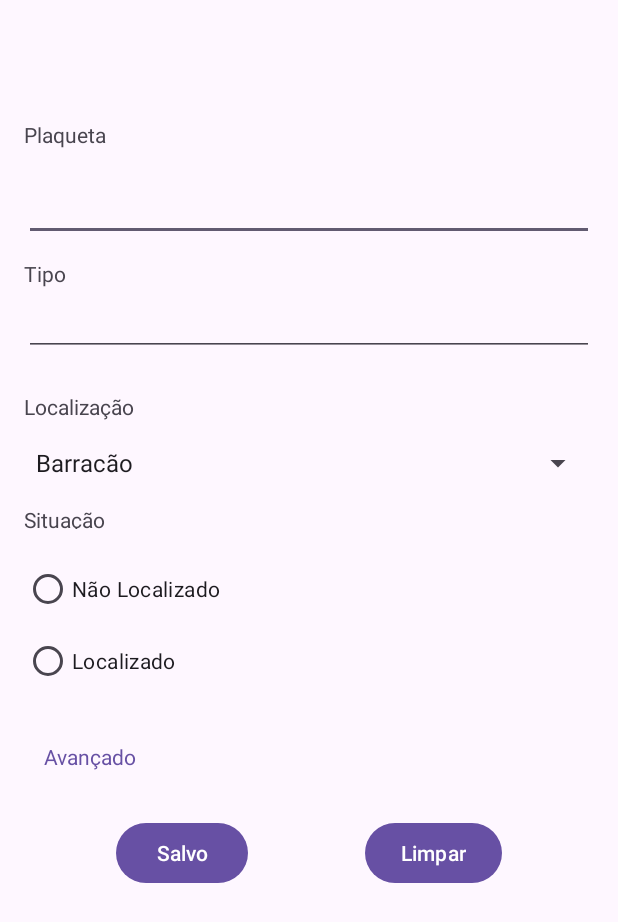
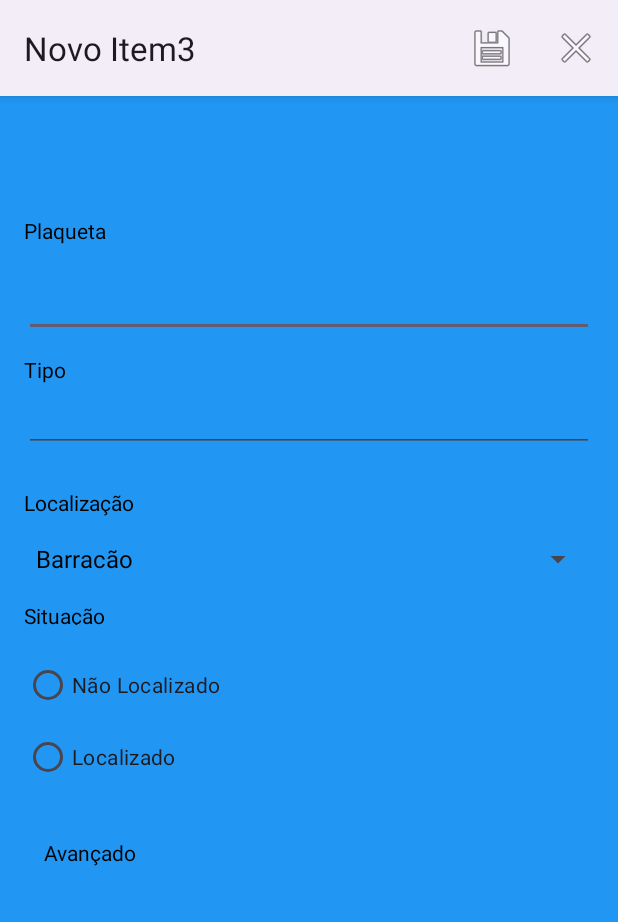
Before and after one commit to PetersonCarneiro/PICKer, an Android app: the RecyclerViewItem screen opened directly, with no data from a screen before it, after a tap on "Adicionar", on a phone screen of 412 x 824 dp. Shown: the top 922 px of the screen. Run offline under Robolectric (Android 15) with nearby library versions, the phone set to English and light mode, and no system bars.

Commit message:
Feat: create CRUD

```diff
--- a/app/src/main/AndroidManifest.xml
+++ b/app/src/main/AndroidManifest.xml
@@ -16,7 +16,7 @@
             android:name=".AboutActivity"
             android:exported="false" />
         <activity
-            android:name=".MainActivity"
+            android:name=".NewItemActivity"
             android:exported="false" />
         <activity
             android:name=".RecyclerViewItem"
--- a/app/src/main/java/com/br/picker/InputActivity.java
+++ b/app/src/main/java/com/br/picker/InputActivity.java
@@ -1,10 +1,10 @@
 package com.br.picker;
-
-import androidx.appcompat.app.AppCompatActivity;
 
 import android.content.Intent;
 import android.os.Bundle;
 import android.view.View;
+
+import androidx.appcompat.app.AppCompatActivity;
 
 public class InputActivity extends AppCompatActivity {
 
@@ -16,7 +16,6 @@ public class InputActivity extends AppCompatActivity {
 
     public void btnScan(View view){
         Intent intent = new Intent();
-
     }
 
     public void btnEnter(View view){
--- a/app/src/main/java/com/br/picker/ItemAdapter.java
+++ b/app/src/main/java/com/br/picker/ItemAdapter.java
@@ -3,10 +3,6 @@ package com.br.picker;
 import android.view.LayoutInflater;
 import android.view.View;
 import android.view.ViewGroup;
-import android.widget.EditText;
-import android.widget.ListAdapter;
-import android.widget.RadioGroup;
-import android.widget.Spinner;
 import android.widget.TextView;
 
 import androidx.annotation.NonNull;
@@ -48,8 +44,6 @@ public class ItemAdapter extends RecyclerView.Adapter<ItemAdapter.MyViewHolder>
         holder.textViewTipo.setText(item.getTipo());
         holder.textViewLocalizacao.setText(item.getLocalizacao());
         holder.textViewSituacao.setText(item.getSituacao());
-
-
     }
 
     @Override
--- a/app/src/main/java/com/br/picker/MainActivity.java
+++ /dev/null
@@ -1,109 +0,0 @@
-package com.br.picker;
-
-import androidx.activity.result.ActivityResultLauncher;
-import androidx.appcompat.app.AppCompatActivity;
-
-import android.app.Activity;
-import android.content.Intent;
-import android.os.Bundle;
-import android.view.View;
-import android.widget.EditText;
-import android.widget.RadioGroup;
-import android.widget.Spinner;
-import android.widget.Toast;
-
-
-public class MainActivity extends AppCompatActivity {
-
-    public static final String PLATE = "NOME";
-    public static final String TYPE = "TYPE";
-    public static final String LOCALE = "LOCALE";
-    public static final String STATUS = "STATUS";
-
-
-    private EditText editTextPlate;
-    private EditText editTextType;
-    private RadioGroup radioGroupStatus;
-    private Spinner spinnerLocale;
-
-    @Override
-    protected void onCreate(Bundle savedInstanceState) {
-        super.onCreate(savedInstanceState);
-        setContentView(R.layout.activity_main);
-
-        editTextPlate = findViewById(R.id.editTextPlate);
-        editTextType = findViewById(R.id.editTextType);
-        radioGroupStatus = findViewById(R.id.radioGroupStatus);
-        spinnerLocale = findViewById(R.id.spinnerLocale);
-
-    }
-
-    public void clean(View view){
-        editTextPlate.setText(null);
-        editTextType.setText(null);
-        radioGroupStatus.setActivated(false);
-        editTextPlate.requestFocus();
-    }
-
-    public void save(View view){
-
-        String plate = editTextPlate.getText().toString();
-        String type = editTextType.getText().toString();
-
-        if(plate ==  null  || plate.trim().isEmpty()){
-            Toast.makeText(this,getString(R.string.plaqueta)+" - "+getString(R.string.nao_pode_ser_vazio),Toast.LENGTH_SHORT).show();
-            editTextPlate.requestFocus();
-            return;
-        }
-
-        if(type == null || type.trim().isEmpty()){
-            Toast.makeText(this,getString(R.string.tipo)+" - "+getString(R.string.nao_pode_ser_vazio),Toast.LENGTH_SHORT).show();
-            editTextType.requestFocus();
-            return;
-        }
-        String status= "";
-        int selectRadio = radioGroupStatus.getCheckedRadioButtonId();
-        if(selectRadio == R.id.radioButtonNotFound){
-            status = getString(R.string.naoLocalizado);
-        }
-        if(selectRadio == R.id.radioButtonFound){
-            status = getString(R.string.localizado);
-
-        }
-        if(status== null || status.trim().isEmpty()){
-            Toast.makeText(this,getString(R.string.situacao)+" - " +getString(R.string.nao_pode_ser_vazio),Toast.LENGTH_SHORT).show();
-        return;
-        }
-
-
-        String selectSpinner = spinnerLocale.getSelectedItem().toString();
-
-
-        Intent intent = new Intent();
-        intent.putExtra(PLATE,plate);
-        intent.putExtra(TYPE,type);
-        intent.putExtra(STATUS,status);
-        intent.putExtra(LOCALE,selectSpinner);
-
-        Toast.makeText(this,R.string.save,Toast.LENGTH_SHORT).show();
-        setResult(Activity.RESULT_OK,intent);
-        finish();
-    }
-
-    public void lista(View viem){
-        Intent intent = new Intent(this,RecyclerViewItem.class);
-
-        startActivity(intent);
-
-    }
-
-    public static void newItem(AppCompatActivity activity, ActivityResultLauncher<Intent>launcher){
-
-        Intent intent = new Intent(activity, MainActivity.class);
-
-        launcher.launch(intent);
-    }
-
-
-
-}
--- /dev/null
+++ b/app/src/main/java/com/br/picker/NewItemActivity.java
@@ -0,0 +1,207 @@
+package com.br.picker;
+
+import android.app.Activity;
+import android.content.Intent;
+import android.os.Bundle;
+import android.util.Log;
+import android.view.Menu;
+import android.view.MenuItem;
+import android.view.View;
+import android.widget.EditText;
+import android.widget.RadioGroup;
+import android.widget.Spinner;
+import android.widget.Toast;
+
+import androidx.activity.result.ActivityResultLauncher;
+import androidx.annotation.NonNull;
+import androidx.appcompat.app.AppCompatActivity;
+
+
+public class NewItemActivity extends AppCompatActivity {
+
+    public static  final String MODO = "MODO";
+    public static  final int NOVO = 1;
+    public static  final int EDITAR = 2;
+    private int modo;
+
+    private String plaquetaOriginal;
+    private String tipoOriginal;
+    private String localizacaoOriginal;
+    private String situacaoOriginal;
+
+    public static final String PLATE = "PLATE";
+    public static final String TYPE = "TYPE";
+    public static final String LOCALE = "LOCALE";
+    public static final String STATUS = "STATUS";
+
+
+    private EditText editTextPlate;
+    private EditText editTextType;
+    private RadioGroup radioGroupStatus;
+    private Spinner spinnerLocale;
+
+    @Override
+    protected void onCreate(Bundle savedInstanceState) {
+        super.onCreate(savedInstanceState);
+        setContentView(R.layout.activity_new_item);
+
+
+        editTextPlate = findViewById(R.id.editTextPlate);
+        editTextType = findViewById(R.id.editTextType);
+        radioGroupStatus = findViewById(R.id.radioGroupStatus);
+        spinnerLocale = findViewById(R.id.spinnerLocale);
+
+        Intent intent = getIntent();
+        Bundle bundle = intent.getExtras();
+
+        if(bundle!= null){
+            modo = bundle.getInt(MODO,NOVO);
+            if(modo == NOVO){
+                setTitle("Novo Item3");
+            }else if (modo == EDITAR){
+                setTitle("Editar Item");
+
+                plaquetaOriginal = bundle.getString(PLATE);
+                tipoOriginal = bundle.getString(TYPE);
+                localizacaoOriginal = bundle.getString(LOCALE);
+                situacaoOriginal = bundle.getString(STATUS);
+
+                editTextPlate.setText(plaquetaOriginal);
+                editTextPlate.setSelection(editTextPlate.getText().length());
+                editTextType.setText(tipoOriginal);
+
+
+                Log.d("Localização", "LocalizaçãoOriginal: " + localizacaoOriginal);
+                // Seleciona o item correto no Spinner
+                for (int i = 0; i < spinnerLocale.getCount(); i++) {
+                    if (spinnerLocale.getItemAtPosition(i).toString().equals(localizacaoOriginal)) {
+                        spinnerLocale.setSelection(i);
+                        break;
+                    }
+                }
+
+                // Seleciona o RadioButton correto
+                Log.d("Status", "situacaoOriginal: " + situacaoOriginal);
+
+                if (situacaoOriginal.equals(getString(R.string.naoLocalizado))) {
+                    radioGroupStatus.setActivated(true);
+                    radioGroupStatus.check(R.id.radioButtonNotFound);
+                } else if (situacaoOriginal.equals(getString(R.string.localizado))) {
+                    radioGroupStatus.check(R.id.radioButtonFound);
+                }
+            }
+        }
+    }
+
+    @Override
+    public boolean onCreateOptionsMenu(Menu menu) {
+        getMenuInflater().inflate(R.menu.new_item_edit_option,menu);
+        return true;
+    }
+
+    @Override
+    public boolean onOptionsItemSelected(@NonNull MenuItem item) {
+
+        int itemId = item.getItemId();
+        if (itemId == R.id.idMenuSave) {
+            save();
+            return  true;
+        } else if (itemId == R.id.idMenuClean) {
+            cancelar();
+            return true;
+        }
+        return super.onOptionsItemSelected(item);
+
+    }
+
+    public void cancelar(){
+        setResult(Activity.RESULT_CANCELED);
+        finish();
+
+    }
+
+    public void clean(){
+        editTextPlate.setText(null);
+        editTextType.setText(null);
+        radioGroupStatus.setActivated(false);
+        editTextPlate.requestFocus();
+
+    }
+
+    public void save(){
+
+        String plate = editTextPlate.getText().toString();
+        String type = editTextType.getText().toString();
+
+        if(plate ==  null  || plate.trim().isEmpty()){
+            Toast.makeText(this,getString(R.string.plaqueta)+" - "+getString(R.string.nao_pode_ser_vazio),Toast.LENGTH_SHORT).show();
+            editTextPlate.requestFocus();
+            return;
+        }
+
+        if(type == null || type.trim().isEmpty()){
+            Toast.makeText(this,getString(R.string.tipo)+" - "+getString(R.string.nao_pode_ser_vazio),Toast.LENGTH_SHORT).show();
+            editTextType.requestFocus();
+            return;
+        }
+
+        String status= "";
+        int selectRadio = radioGroupStatus.getCheckedRadioButtonId();
+        if(selectRadio == R.id.radioButtonNotFound){
+            status = getString(R.string.naoLocalizado);
+        }
+        if(selectRadio == R.id.radioButtonFound){
+            status = getString(R.string.localizado);
+
+        }
+
+        if(status== null || status.trim().isEmpty()){
+            Toast.makeText(this,getString(R.string.situacao)+" - " +getString(R.string.nao_pode_ser_vazio),Toast.LENGTH_SHORT).show();
+        return;
+        }
+
+
+        String selectSpinner = spinnerLocale.getSelectedItem().toString();
+
+
+        Intent intent = new Intent();
+        intent.putExtra(PLATE,plate);
+        intent.putExtra(TYPE,type);
+        intent.putExtra(STATUS,status);
+        intent.putExtra(LOCALE,selectSpinner);
+
+        Toast.makeText(this,R.string.save,Toast.LENGTH_SHORT).show();
+        setResult(Activity.RESULT_OK,intent);
+        finish();
+    }
+
+    public void lista(View viem){
+        Intent intent = new Intent(this,RecyclerViewItem.class);
+
+        startActivity(intent);
+
+    }
+
+    public static void newItem(AppCompatActivity activity, ActivityResultLauncher<Intent>launcher){
+
+        Intent intent = new Intent(activity, NewItemActivity.class);
+
+        intent.putExtra(MODO,NOVO);
+
+        launcher.launch(intent);
+    }
+
+    public static void editItem(AppCompatActivity activity, ActivityResultLauncher<Intent>launcher, Item item){
+
+        Intent intent = new Intent(activity, NewItemActivity.class);
+
+        intent.putExtra(MODO,EDITAR);
+
+        intent.putExtra(PLATE,item.getPlaqueta());
+        intent.putExtra(TYPE,item.getTipo());
+        intent.putExtra(STATUS, item.getSituacao());
+        intent.putExtra(LOCALE,item.getLocalizacao());
+
+        launcher.launch(intent);
+    }
+}
--- a/app/src/main/java/com/br/picker/utils/RecyclerItemClickListener.java
+++ b/app/src/main/java/com/br/picker/utils/RecyclerItemClickListener.java
@@ -5,7 +5,6 @@ import android.content.Context;
 import android.view.GestureDetector;
 import android.view.MotionEvent;
 import android.view.View;
-
 
 import androidx.recyclerview.widget.RecyclerView;
 
@@ -64,7 +63,6 @@ public class RecyclerItemClickListener extends RecyclerView.SimpleOnItemTouchLis
 
     @Override
     public boolean onInterceptTouchEvent(RecyclerView rv, MotionEvent e) {
-
         return gestureDetector.onTouchEvent(e);
     }
 }
--- a/app/src/main/res/layout/activity_main.xml
+++ b/app/src/main/res/layout/activity_new_item.xml
@@ -4,7 +4,7 @@
     xmlns:tools="http://schemas.android.com/tools"
     android:layout_width="match_parent"
     android:layout_height="match_parent"
-    tools:context=".MainActivity">
+    tools:context=".NewItemActivity">
 
     <TextView
         android:id="@+id/textView"
@@ -64,29 +64,6 @@
         android:text="@string/localizacao"
         app:layout_constraintStart_toStartOf="@+id/editTextType"
         app:layout_constraintTop_toBottomOf="@+id/editTextType" />
-
-    <Button
-        android:id="@+id/btClean"
-        android:layout_width="wrap_content"
-        android:layout_height="wrap_content"
-        android:layout_marginTop="16dp"
-        android:onClick="clean"
-        android:text="@string/limpar"
-        app:layout_constraintEnd_toEndOf="parent"
-        app:layout_constraintHorizontal_bias="0.5"
-        app:layout_constraintStart_toEndOf="@+id/btSave"
-        app:layout_constraintTop_toBottomOf="@+id/buttonAvancar" />
-
-    <Button
-        android:id="@+id/btSave"
-        android:layout_width="wrap_content"
-        android:layout_height="wrap_content"
-        android:onClick="save"
-        android:text="@string/save"
-        app:layout_constraintEnd_toStartOf="@+id/btClean"
-        app:layout_constraintHorizontal_bias="0.5"
-        app:layout_constraintStart_toStartOf="parent"
-        app:layout_constraintTop_toTopOf="@+id/btClean" />
 
     <TextView
         android:id="@+id/textView4"
--- /dev/null
+++ b/app/src/main/res/menu/edit_menu_inflate.xml
@@ -0,0 +1,21 @@
+<?xml version="1.0" encoding="utf-8"?>
+<menu xmlns:app="http://schemas.android.com/apk/res-auto"
+    xmlns:android="http://schemas.android.com/apk/res/android">
+
+    <item
+        android:id="@+id/idMenuAlterar"
+        android:layout_width="wrap_content"
+        android:layout_height="wrap_content"
+        android:checkable="false"
+        android:checked="false"
+        android:icon="@android:drawable/ic_menu_edit"
+        android:title="@string/alterar"
+        app:showAsAction="ifRoom" />
+    <item
+        android:id="@+id/idMenuDelete"
+        android:layout_width="wrap_content"
+        android:layout_height="wrap_content"
+        android:icon="@android:drawable/ic_menu_delete"
+        android:title="@string/excluir"
+        app:showAsAction="ifRoom" />
+</menu>
--- /dev/null
+++ b/app/src/main/res/menu/new_item_edit_option.xml
@@ -0,0 +1,19 @@
+<?xml version="1.0" encoding="utf-8"?>
+<menu xmlns:app="http://schemas.android.com/apk/res-auto"
+    xmlns:android="http://schemas.android.com/apk/res/android">
+
+    <item
+        android:id="@+id/idMenuSave"
+        android:layout_width="wrap_content"
+        android:layout_height="wrap_content"
+        android:icon="@android:drawable/ic_menu_save"
+        android:title="@string/save"
+        app:showAsAction="ifRoom" />
+    <item
+        android:id="@+id/idMenuClean"
+        android:layout_width="wrap_content"
+        android:layout_height="wrap_content"
+        android:icon="@android:drawable/ic_menu_close_clear_cancel"
+        android:title="@string/excluir"
+        app:showAsAction="ifRoom" />
+</menu>
--- a/app/src/main/res/values-night/themes.xml
+++ b/app/src/main/res/values-night/themes.xml
@@ -1,6 +1,6 @@
-<resources xmlns:tools="http://schemas.android.com/tools">
+<resources>
     <!-- Base application theme. -->
-    <style name="Base.Theme.PICKer" parent="Theme.Material3.DayNight.NoActionBar">
+    <style name="Base.Theme.PICKer" parent="Theme.Material3.Dark">
         <!-- Customize your dark theme here. -->
         <!-- <item name="colorPrimary">@color/my_dark_primary</item> -->
     </style>
--- a/app/src/main/res/values-v23/themes.xml
+++ b/app/src/main/res/values-v23/themes.xml
@@ -1,4 +1,4 @@
-<resources xmlns:tools="http://schemas.android.com/tools">
+<resources>
 
     <style name="Theme.PICKer" parent="Base.Theme.PICKer">
         <!-- Transparent system bars for edge-to-edge. -->
--- a/app/src/main/res/values/colors.xml
+++ b/app/src/main/res/values/colors.xml
@@ -2,4 +2,5 @@
 <resources>
     <color name="black">#FF000000</color>
     <color name="white">#FFFFFFFF</color>
+    <color name="backgraund">#2196F3</color>
 </resources>
--- a/app/src/main/res/values/strings.xml
+++ b/app/src/main/res/values/strings.xml
@@ -4,7 +4,7 @@
     <string name="tipo">Tipo</string>
     <string name="localizacao">Localização</string>
     <string name="limpar">Limpar</string>
-    <string name="save">Salvo</string>
+    <string name="save">Salvar</string>
     <string name="nao_pode_ser_vazio">Não pode ser vazio</string>
     <string name="situacao">Situação</string>
     <string name="localizado">Localizado</string>
@@ -42,8 +42,15 @@
     <string name="encontrado2">Encontrado</string>
     <string name="encontrado3">Encontrado</string>
     <string name="encontrado4">Encontrado</string>
+
     <string name="nao_encontrado">Não Encontrado</string>
     <string name="ler_codigo_de_barra">Ler código de barra</string>
     <string name="inserir_manualmente">Inserir Manualmente</string>
+    <string name="excluir">Excluir</string>
+    <string name="add">Add</string>
+    <string name="sobre">Sobre</string>
+    <string name="novo">Novo</string>
+    <string name="alterar">Alterar</string>
+
 
 </resources>
--- a/app/src/main/res/values/themes.xml
+++ b/app/src/main/res/values/themes.xml
@@ -1,8 +1,12 @@
-<resources xmlns:tools="http://schemas.android.com/tools">
+<resources>
     <!-- Base application theme. -->
-    <style name="Base.Theme.PICKer" parent="Theme.Material3.DayNight.NoActionBar">
+    <style name="Base.Theme.PICKer" parent="Theme.Material3.Light">
         <!-- Customize your light theme here. -->
-        <!-- <item name="colorPrimary">@color/my_light_primary</item> -->
+        <item name="android:windowBackground">@color/backgraund</item>
+        <item name="android:action">@color/backgraund</item>
+        <item name="colorPrimary">@color/black</item>
+        <item name="android:textColorPrimary">@color/black</item>
+        <item name="android:textColor">@color/black</item>
     </style>
 
     <style name="Theme.PICKer" parent="Base.Theme.PICKer" />
```
Also changed, not shown: app/src/main/java/com/br/picker/AboutActivity.java (+2 -6 lines), app/src/main/java/com/br/picker/RecyclerViewItem.java (+132 -26 lines), app/src/main/res/layout/item_adapter.xml (+21 -19 lines), app/src/main/res/menu/new_option.xml (added, +17 -0 lines), 2 other files.
